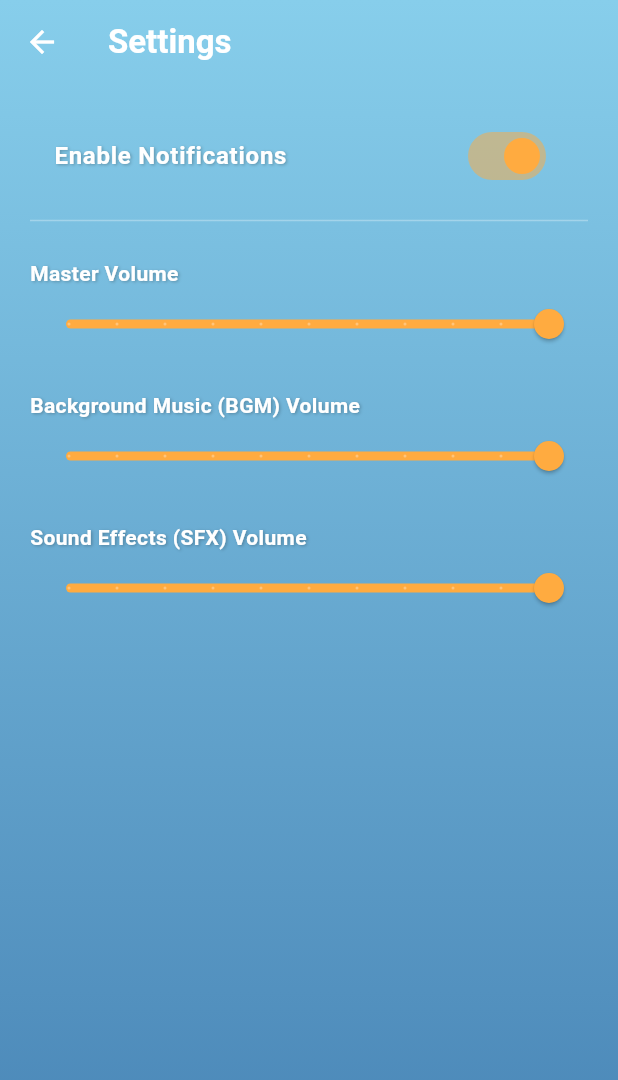
After one commit to Purvansh-Sonthalia/Fruit-Ninja-Flutter, a Flutter app: the screen it shows after launch, after a tap on the "settings" icon, on a phone screen of 412 x 824 dp. The commit adds this screen. Shown: the top 1080 px of the screen. Run offline on Flutter 3.47's test engine with Material 3 defaults, Android fonts, the phone set to English and light mode, and no system bars; our stand-ins replace audioplayers, flutter_dotenv, flutter_local_notifications, location, shared_preferences, supabase_flutter and 1 more; accounts and stored records are empty.

Commit message:
Added notifications and settings menu

```diff
--- a/lib/main.dart
+++ b/lib/main.dart
@@ -3,9 +3,9 @@ import 'package:flutter/services.dart';
 import 'package:fruit_ninja_flutter/screens/home_screen.dart';
 import 'package:fruit_ninja_flutter/services/auth_service.dart';
 import 'package:fruit_ninja_flutter/services/weather_provider.dart';
+import 'package:fruit_ninja_flutter/utils/assets_manager.dart';
 import 'package:provider/provider.dart';
 import 'package:flutter_dotenv/flutter_dotenv.dart';
-import 'utils/assets_manager.dart';
 
 void main() async {
   WidgetsFlutterBinding.ensureInitialized();
@@ -18,9 +18,6 @@ void main() async {
     dotenv.env['SUPABASE_URL']!,
     dotenv.env['SUPABASE_ANON_KEY']!,
   );
-
-  // Start background music globally
-  AssetsManager().playBackgroundMusic();
 
   // Set preferred orientations (portrait only)
   SystemChrome.setPreferredOrientations([
@@ -49,6 +46,7 @@ class MyApp extends StatelessWidget {
           },
         ),
         ChangeNotifierProvider(create: (_) => WeatherProvider()),
+        ChangeNotifierProvider.value(value: AssetsManager()),
       ],
       child: MaterialApp(
         debugShowCheckedModeBanner: false,
--- a/lib/screens/home_screen.dart
+++ b/lib/screens/home_screen.dart
@@ -6,6 +6,8 @@ import '../services/auth_service.dart';
 import 'package:flutter/services.dart';
 import 'weather_screen.dart';
 import '../services/weather_provider.dart';
+import 'settings_screen.dart';
+import '../utils/assets_manager.dart';
 
 class HomeScreen extends StatelessWidget {
   const HomeScreen({super.key});
@@ -14,6 +16,7 @@ class HomeScreen extends StatelessWidget {
   Widget build(BuildContext context) {
     WidgetsBinding.instance.addPostFrameCallback((_) {
       context.read<WeatherProvider>().fetchWeatherIfNeeded();
+      context.read<AssetsManager>().playBackgroundMusic();
     });
 
     return Scaffold(
@@ -111,9 +114,34 @@ class HomeScreen extends StatelessWidget {
                 ],
               ),
             ),
+            // --- Icons in Corners ---
+            // Settings Icon Button (Top-Left)
             Positioned(
               top: 40.0,
-              right: 20.0,
+              left: 10.0, // Anchor to left
+              child: IconButton(
+                icon: const Icon(
+                  Icons.settings,
+                  color: Colors.white,
+                  size: 38.0,
+                ),
+                onPressed: () {
+                  Navigator.push(
+                    context,
+                    MaterialPageRoute(
+                      builder: (context) => const SettingsScreen(),
+                    ),
+                  );
+                },
+                tooltip: 'Settings',
+              ),
+            ),
+
+            // Weather Icon Button (Top-Right)
+            Positioned(
+              top: 40.0,
+              right: 10.0, // Keep anchored to right
+              // Remove the Row, place IconButton directly
               child: IconButton(
                 icon: const Icon(
                   Icons.wb_sunny,
@@ -131,6 +159,7 @@ class HomeScreen extends StatelessWidget {
                 tooltip: 'Weather',
               ),
             ),
+            // --- End Icons ---
           ],
         ),
       ),
--- /dev/null
+++ b/lib/screens/settings_screen.dart
@@ -0,0 +1,219 @@
+import 'package:flutter/material.dart';
+import 'package:shared_preferences/shared_preferences.dart'; // Import shared_preferences
+import 'package:provider/provider.dart'; // Import Provider
+import '../utils/assets_manager.dart'; // Import AssetsManager
+
+class SettingsScreen extends StatefulWidget {
+  const SettingsScreen({super.key});
+
+  @override
+  State<SettingsScreen> createState() => _SettingsScreenState();
+}
+
+class _SettingsScreenState extends State<SettingsScreen> {
+  // Preference Keys
+  static const String _notificationsKey = 'settings_notifications_enabled';
+  static const String _masterVolumeKey = 'settings_master_volume';
+  static const String _bgmVolumeKey = 'settings_bgm_volume';
+  static const String _sfxVolumeKey = 'settings_sfx_volume';
+
+  // State variables with defaults (used if loading fails or first time)
+  bool _notificationsEnabled = true;
+  double _bgmVolume = 1.0;
+  double _sfxVolume = 1.0;
+  double _masterVolume = 1.0;
+  bool _isLoading = true; // Flag to prevent UI flicker during initial load
+
+  @override
+  void initState() {
+    super.initState();
+    _loadSettings();
+  }
+
+  Future<void> _loadSettings() async {
+    final prefs = await SharedPreferences.getInstance();
+    // Access AssetsManager to get initial values (optional, could rely on prefs directly)
+    // final audioManager = context.read<AssetsManager>(); // Cannot use context in initState
+    setState(() {
+      // Load values, using current state as default if key not found
+      _notificationsEnabled =
+          prefs.getBool(_notificationsKey) ?? _notificationsEnabled;
+      _masterVolume = prefs.getDouble(_masterVolumeKey) ?? _masterVolume;
+      _bgmVolume = prefs.getDouble(_bgmVolumeKey) ?? _bgmVolume;
+      _sfxVolume = prefs.getDouble(_sfxVolumeKey) ?? _sfxVolume;
+      _isLoading = false; // Loading finished
+    });
+  }
+
+  // Helper method to build a volume slider section
+  Widget _buildVolumeSlider({
+    required String title,
+    required double value,
+    required ValueChanged<double> onChanged,
+    required List<Shadow> textShadow,
+  }) {
+    return Padding(
+      padding: const EdgeInsets.symmetric(vertical: 10.0),
+      child: Column(
+        crossAxisAlignment: CrossAxisAlignment.start,
+        children: [
+          Text(
+            '$title Volume',
+            style: TextStyle(
+              color: Colors.white,
+              fontWeight: FontWeight.bold,
+              shadows: textShadow,
+            ),
+          ),
+          Slider(
+            value: value,
+            min: 0.0,
+            max: 1.0,
+            divisions: 10, // Optional: 10 steps
+            label: (value * 100).toStringAsFixed(0) + '%', // Show percentage
+            activeColor: Colors.orangeAccent,
+            inactiveColor: Colors.white30,
+            onChanged: onChanged,
+            // Optional: Apply volume change immediately or on release
+            // onChangeEnd: (newValue) {
+            //   // TODO: Persist value and apply definitively
+            // },
+          ),
+        ],
+      ),
+    );
+  }
+
+  @override
+  Widget build(BuildContext context) {
+    // Access AssetsManager here if needed for initial values (alternative to prefs in initState)
+    // final audioManager = context.watch<AssetsManager>();
+    // You might sync the local state (_masterVolume etc.) with audioManager state here if desired
+
+    const textShadow = [
+      Shadow(blurRadius: 2.0, color: Colors.black26, offset: Offset(1.0, 1.0)),
+    ];
+
+    return Scaffold(
+      extendBodyBehindAppBar: true,
+      appBar: AppBar(
+        title: const Text(
+          'Settings',
+          style: TextStyle(color: Colors.white, fontWeight: FontWeight.bold),
+        ),
+        backgroundColor: Colors.transparent,
+        elevation: 0,
+        iconTheme: const IconThemeData(color: Colors.white),
+      ),
+      body: Container(
+        decoration: const BoxDecoration(
+          gradient: LinearGradient(
+            begin: Alignment.topCenter,
+            end: Alignment.bottomCenter,
+            colors: [
+              Color(0xFF87CEEB), // Sky blue
+              Color(0xFF4682B4), // Steel blue
+            ],
+          ),
+        ),
+        child: SafeArea(
+          child:
+              _isLoading
+                  ? const Center(
+                    child: CircularProgressIndicator(color: Colors.white),
+                  ) // Show loading indicator
+                  : ListView(
+                    // Show settings once loaded
+                    padding: const EdgeInsets.all(20.0),
+                    children: [
+                      SwitchListTile(
+                        title: const Text(
+                          'Enable Notifications',
+                          style: TextStyle(
+                            color: Colors.white,
+                            fontWeight: FontWeight.bold,
+                            shadows: textShadow,
+                          ),
+                        ),
+                        value: _notificationsEnabled,
+                        onChanged: (bool value) {
+                          setState(() {
+                            _notificationsEnabled = value;
+                          });
+                          // Save notification setting (keep using _saveSetting or move to a dedicated SettingsProvider)
+                          _saveNotificationSetting(
+                            value,
+                          ); // Assume separate save for non-audio
+                          // TODO: Apply notification setting change
+                        },
+                        activeColor: Colors.orangeAccent, // Match theme accent
+                        inactiveThumbColor: Colors.grey,
+                        // Ensure secondary (track) color is visible
+                        activeTrackColor: Colors.orangeAccent.withOpacity(0.5),
+                        inactiveTrackColor: Colors.grey.withOpacity(0.5),
+                        // Make switch text slightly dimmer maybe?
+                        // secondary: Icon(Icons.notifications, color: Colors.white70),
+                      ),
+
+                      const Divider(
+                        height: 30,
+                        thickness: 1,
+                        color: Colors.white30,
+                      ),
+
+                      // Volume Sliders - Use AudioManager to update
+                      _buildVolumeSlider(
+                        title: 'Master',
+                        value: _masterVolume,
+                        textShadow: textShadow,
+                        onChanged: (newValue) {
+                          setState(() {
+                            _masterVolume = newValue;
+                          });
+                          // Call AudioManager update method
+                          context.read<AssetsManager>().updateMasterVolume(
+                            newValue,
+                          );
+                        },
+                      ),
+                      _buildVolumeSlider(
+                        title: 'Background Music (BGM)',
+                        value: _bgmVolume,
+                        textShadow: textShadow,
+                        onChanged: (newValue) {
+                          setState(() {
+                            _bgmVolume = newValue;
+                          });
+                          // Call AudioManager update method
+                          context.read<AssetsManager>().updateBgmVolume(
+                            newValue,
+                          );
+                        },
+                      ),
+                      _buildVolumeSlider(
+                        title: 'Sound Effects (SFX)',
+                        value: _sfxVolume,
+                        textShadow: textShadow,
+                        onChanged: (newValue) {
+                          setState(() {
+                            _sfxVolume = newValue;
+                          });
+                          // Call AudioManager update method
+                          context.read<AssetsManager>().updateSfxVolume(
+                            newValue,
+                          );
+                        },
+                      ),
+                    ],
+                  ),
+        ),
+      ),
+    );
+  }
+
+  // Keep separate save for notifications for now
+  Future<void> _saveNotificationSetting(bool value) async {
+    final prefs = await SharedPreferences.getInstance();
+    await prefs.setBool(_notificationsKey, value);
+  }
+}
--- a/lib/utils/assets_manager.dart
+++ b/lib/utils/assets_manager.dart
@@ -1,8 +1,15 @@
 import 'package:flutter/material.dart';
 import 'package:audioplayers/audioplayers.dart';
+import 'package:shared_preferences/shared_preferences.dart';
 import '../models/fruit_model.dart';
 
-class AssetsManager {
+// Preference Keys
+const String _masterVolumeKey = 'settings_master_volume';
+const String _bgmVolumeKey = 'settings_bgm_volume';
+const String _sfxVolumeKey = 'settings_sfx_volume';
+
+// Make it a ChangeNotifier to potentially notify listeners if needed
+class AssetsManager with ChangeNotifier {
   // Singleton pattern
   static final AssetsManager _instance = AssetsManager._internal();
 
@@ -11,6 +18,7 @@ class AssetsManager {
   }
 
   AssetsManager._internal() {
+    _loadVolumes();
     preloadAudio();
   }
 
@@ -30,41 +38,115 @@ class AssetsManager {
   }
 
   // Audio players
-  final slicePlayer = AudioPlayer();
-  final missPlayer = AudioPlayer();
-  final bombPlayer = AudioPlayer();
-  final backgroundPlayer = AudioPlayer();
+  final AudioPlayer slicePlayer = AudioPlayer();
+  final AudioPlayer missPlayer = AudioPlayer();
+  final AudioPlayer bombPlayer = AudioPlayer();
+  final AudioPlayer backgroundPlayer = AudioPlayer();
 
-  // Preload audio assets
+  // Volume state
+  double _masterVolume = 1.0;
+  double _bgmVolumeSetting = 1.0;
+  double _sfxVolumeSetting = 1.0;
+
+  double get effectiveBgmVolume =>
+      (_masterVolume * _bgmVolumeSetting).clamp(0.0, 1.0);
+  double get effectiveSfxVolume =>
+      (_masterVolume * _sfxVolumeSetting).clamp(0.0, 1.0);
+
+  // --- Volume Loading/Saving ---
+  Future<void> _loadVolumes() async {
+    try {
+      final prefs = await SharedPreferences.getInstance();
+      _masterVolume = prefs.getDouble(_masterVolumeKey) ?? 1.0;
+      _bgmVolumeSetting = prefs.getDouble(_bgmVolumeKey) ?? 1.0;
+      _sfxVolumeSetting = prefs.getDouble(_sfxVolumeKey) ?? 1.0;
+      print(
+        "Volumes loaded: Master=$_masterVolume, BGM=$_bgmVolumeSetting, SFX=$_sfxVolumeSetting",
+      );
+      await backgroundPlayer.setVolume(effectiveBgmVolume);
+    } catch (e) {
+      print("Error loading volumes: $e");
+    }
+  }
+
+  Future<void> _saveVolume(String key, double value) async {
+    try {
+      final prefs = await SharedPreferences.getInstance();
+      await prefs.setDouble(key, value);
+    } catch (e) {
+      print("Error saving volume for key '$key': $e");
+    }
+  }
+
+  // --- Methods for SettingsScreen ---
+  Future<void> updateMasterVolume(double volume) async {
+    _masterVolume = volume.clamp(0.0, 1.0);
+    await _saveVolume(_masterVolumeKey, _masterVolume);
+    await backgroundPlayer.setVolume(effectiveBgmVolume);
+    print("Master volume updated: $_masterVolume");
+    notifyListeners();
+  }
+
+  Future<void> updateBgmVolume(double volume) async {
+    _bgmVolumeSetting = volume.clamp(0.0, 1.0);
+    await _saveVolume(_bgmVolumeKey, _bgmVolumeSetting);
+    await backgroundPlayer.setVolume(effectiveBgmVolume);
+    print(
+      "BGM volume updated: $_bgmVolumeSetting (Effective: $effectiveBgmVolume)",
+    );
+    notifyListeners();
+  }
+
+  Future<void> updateSfxVolume(double volume) async {
+    _sfxVolumeSetting = volume.clamp(0.0, 1.0);
+    await _saveVolume(_sfxVolumeKey, _sfxVolumeSetting);
+    print(
+      "SFX volume updated: $_sfxVolumeSetting (Effective: $effectiveSfxVolume)",
+    );
+    notifyListeners();
+  }
+
+  // Preload audio assets (can call setSource anytime)
   Future<void> preloadAudio() async {
+    slicePlayer.setReleaseMode(ReleaseMode.stop);
+    missPlayer.setReleaseMode(ReleaseMode.stop);
+    bombPlayer.setReleaseMode(ReleaseMode.stop);
+    backgroundPlayer.setReleaseMode(ReleaseMode.loop);
+
     await slicePlayer.setSource(AssetSource('audio/slice.mp3'));
     await missPlayer.setSource(AssetSource('audio/miss.mp3'));
     await bombPlayer.setSource(AssetSource('audio/bomb.mp3'));
+    await backgroundPlayer.setSource(AssetSource('audio/background.mp3'));
+    print("Audio preloaded.");
   }
 
-  // Play a sound effect
+  // Play a sound effect using the correct volume
   void playSound(String soundName) {
+    final vol = effectiveSfxVolume;
+    print("Playing '$soundName' with volume $vol");
     switch (soundName) {
       case 'slice':
-        slicePlayer.resume();
+        slicePlayer.play(AssetSource('audio/slice.mp3'), volume: vol);
         break;
       case 'miss':
-        missPlayer.resume();
+        missPlayer.play(AssetSource('audio/miss.mp3'), volume: vol);
         break;
       case 'bomb':
-        bombPlayer.resume();
+        bombPlayer.play(AssetSource('audio/bomb.mp3'), volume: vol);
         break;
     }
   }
 
-  // Play background music
+  // Play background music using the correct volume
   void playBackgroundMusic() {
-    backgroundPlayer.play(AssetSource('audio/background.mp3'), volume: 3.0);
-    backgroundPlayer.setReleaseMode(ReleaseMode.loop);
+    final vol = effectiveBgmVolume;
+    print("Playing BGM with volume $vol");
+    backgroundPlayer.play(AssetSource('audio/background.mp3'), volume: vol);
   }
 
   // Stop background music
   void stopBackgroundMusic() {
+    print("Stopping BGM");
     backgroundPlayer.stop();
   }
 
@@ -74,6 +156,7 @@ class AssetsManager {
     missPlayer.dispose();
     bombPlayer.dispose();
     backgroundPlayer.dispose();
+    super.dispose();
   }
 
   // Create placeholder images for readme
--- a/pubspec.yaml
+++ b/pubspec.yaml
@@ -42,6 +42,7 @@ dependencies:
   http: ^1.2.1
   location: ^6.0.0
   intl: ^0.19.0
+  flutter_local_notifications: ^17.2.1
 
 dev_dependencies:
   flutter_test:
```
Also changed, not shown: lib/services/notification_service.dart (added, +96 -0 lines), lib/utils/game_manager.dart (+50 -57 lines), pubspec.lock, 2 other files.
